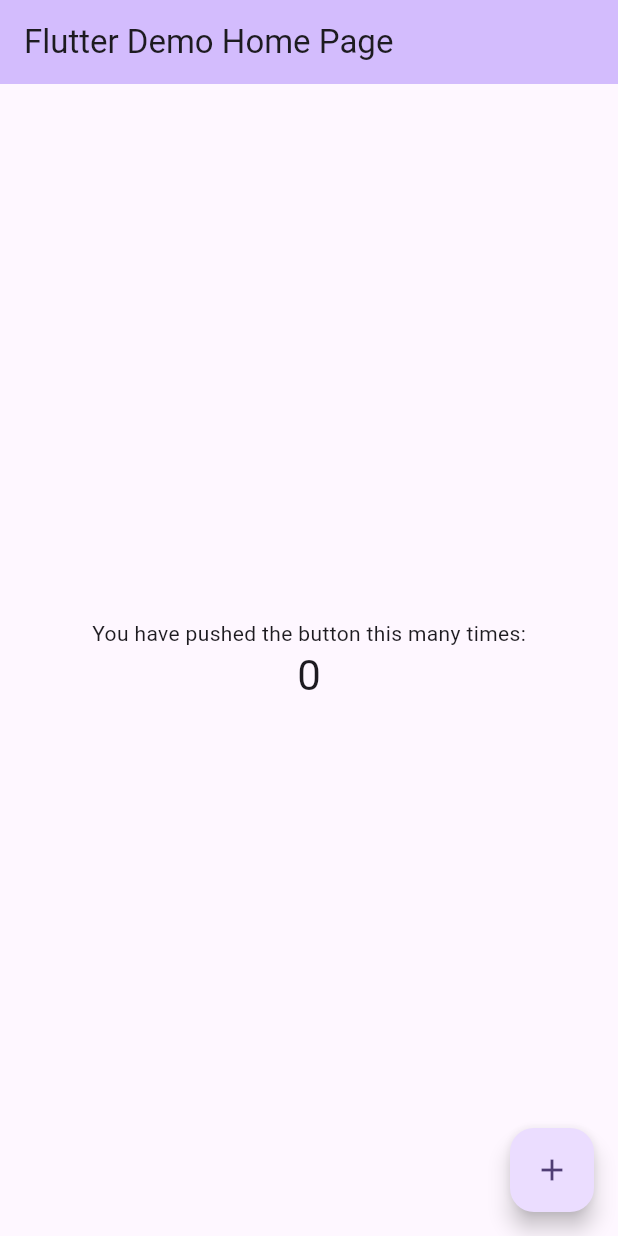
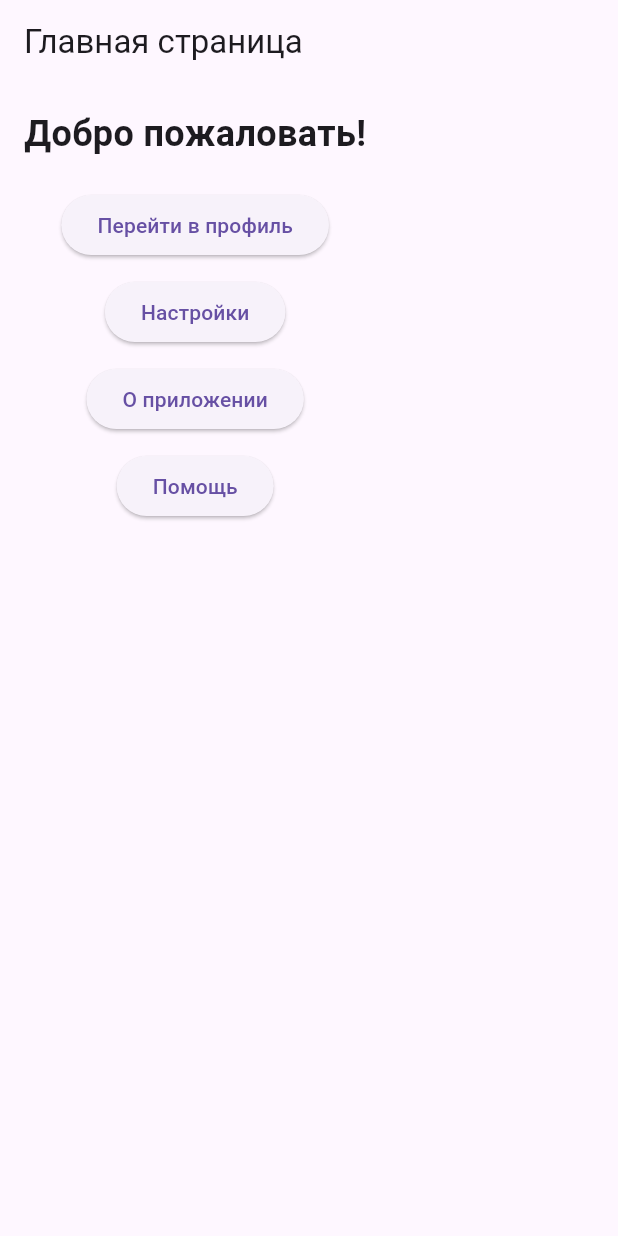
Before and after one commit to burenotti/mirea-crossplatform-2, a Flutter app: the screen it shows after launch, on a phone screen of 412 x 824 dp. Run offline on Flutter 3.47's test engine with Material 3 defaults, Android fonts, the phone set to English and light mode, and no system bars.

```diff
--- a/lib/main.dart
+++ b/lib/main.dart
@@ -1,4 +1,5 @@
 import 'package:flutter/material.dart';
+import 'screens/MainScreen.dart';
 
 void main() {
   runApp(const MyApp());
@@ -7,116 +8,13 @@ void main() {
 class MyApp extends StatelessWidget {
   const MyApp({super.key});
 
-  // This widget is the root of your application.
   @override
   Widget build(BuildContext context) {
     return MaterialApp(
-      title: 'Flutter Demo',
-      theme: ThemeData(
-        // This is the theme of your application.
-        //
-        // TRY THIS: Try running your application with "flutter run". You'll see
-        // the application has a purple toolbar. Then, without quitting the app,
-        // try changing the seedColor in the colorScheme below to Colors.green
-        // and then invoke "hot reload" (save your changes or press the "hot
-        // reload" button in a Flutter-supported IDE, or press "r" if you used
-        // the command line to start the app).
-        //
-        // Notice that the counter didn't reset back to zero; the application
-        // state is not lost during the reload. To reset the state, use hot
-        // restart instead.
-        //
-        // This works for code too, not just values: Most code changes can be
-        // tested with just a hot reload.
-        colorScheme: ColorScheme.fromSeed(seedColor: Colors.deepPurple),
-      ),
-      home: const MyHomePage(title: 'Flutter Demo Home Page'),
+      title: 'Практическая работа №3',
+      theme: ThemeData(primarySwatch: Colors.blue),
+      home: const Mainscreen(),
+      debugShowCheckedModeBanner: false,
     );
   }
 }
-
-class MyHomePage extends StatefulWidget {
-  const MyHomePage({super.key, required this.title});
-
-  // This widget is the home page of your application. It is stateful, meaning
-  // that it has a State object (defined below) that contains fields that affect
-  // how it looks.
-
-  // This class is the configuration for the state. It holds the values (in this
-  // case the title) provided by the parent (in this case the App widget) and
-  // used by the build method of the State. Fields in a Widget subclass are
-  // always marked "final".
-
-  final String title;
-
-  @override
-  State<MyHomePage> createState() => _MyHomePageState();
-}
-
-class _MyHomePageState extends State<MyHomePage> {
-  int _counter = 0;
-
-  void _incrementCounter() {
-    setState(() {
-      // This call to setState tells the Flutter framework that something has
-      // changed in this State, which causes it to rerun the build method below
-      // so that the display can reflect the updated values. If we changed
-      // _counter without calling setState(), then the build method would not be
-      // called again, and so nothing would appear to happen.
-      _counter++;
-    });
-  }
-
-  @override
-  Widget build(BuildContext context) {
-    // This method is rerun every time setState is called, for instance as done
-    // by the _incrementCounter method above.
-    //
-    // The Flutter framework has been optimized to make rerunning build methods
-    // fast, so that you can just rebuild anything that needs updating rather
-    // than having to individually change instances of widgets.
-    return Scaffold(
-      appBar: AppBar(
-        // TRY THIS: Try changing the color here to a specific color (to
-        // Colors.amber, perhaps?) and trigger a hot reload to see the AppBar
-        // change color while the other colors stay the same.
-        backgroundColor: Theme.of(context).colorScheme.inversePrimary,
-        // Here we take the value from the MyHomePage object that was created by
-        // the App.build method, and use it to set our appbar title.
-        title: Text(widget.title),
-      ),
-      body: Center(
-        // Center is a layout widget. It takes a single child and positions it
-        // in the middle of the parent.
-        child: Column(
-          // Column is also a layout widget. It takes a list of children and
-          // arranges them vertically. By default, it sizes itself to fit its
-          // children horizontally, and tries to be as tall as its parent.
-          //
-          // Column has various properties to control how it sizes itself and
-          // how it positions its children. Here we use mainAxisAlignment to
-          // center the children vertically; the main axis here is the vertical
-          // axis because Columns are vertical (the cross axis would be
-          // horizontal).
-          //
-          // TRY THIS: Invoke "debug painting" (choose the "Toggle Debug Paint"
-          // action in the IDE, or press "p" in the console), to see the
-          // wireframe for each widget.
-          mainAxisAlignment: MainAxisAlignment.center,
-          children: <Widget>[
-            const Text('You have pushed the button this many times:'),
-            Text(
-              '$_counter',
-              style: Theme.of(context).textTheme.headlineMedium,
-            ),
-          ],
-        ),
-      ),
-      floatingActionButton: FloatingActionButton(
-        onPressed: _incrementCounter,
-        tooltip: 'Increment',
-        child: const Icon(Icons.add),
-      ), // This trailing comma makes auto-formatting nicer for build methods.
-    );
-  }
-}
--- /dev/null
+++ b/lib/screens/MainScreen.dart
@@ -0,0 +1,68 @@
+import 'package:flutter/material.dart';
+import 'ProfileScreen.dart';
+import 'SettingsScreen.dart';
+import 'AboutScreen.dart';
+import 'HelpScreen.dart';
+
+class Mainscreen extends StatelessWidget {
+  const Mainscreen({super.key});
+
+  @override
+  Widget build(BuildContext context) {
+    return Scaffold(
+      appBar: AppBar(title: const Text('Главная страница')),
+      body: Padding(
+        padding: const EdgeInsets.all(16.0),
+        child: Column(
+          crossAxisAlignment: CrossAxisAlignment.center,
+          children: [
+            const Text(
+              'Добро пожаловать!',
+              style: TextStyle(fontSize: 24, fontWeight: FontWeight.bold),
+            ),
+            const SizedBox(height: 20),
+            ElevatedButton(
+              onPressed: () {
+                Navigator.push(
+                  context,
+                  MaterialPageRoute(builder: (_) => const ProfileScreen()),
+                );
+              },
+              child: const Text('Перейти в профиль'),
+            ),
+            const SizedBox(height: 10),
+            ElevatedButton(
+              onPressed: () {
+                Navigator.push(
+                  context,
+                  MaterialPageRoute(builder: (_) => const SettingsScreen()),
+                );
+              },
+              child: const Text('Настройки'),
+            ),
+            const SizedBox(height: 10),
+            ElevatedButton(
+              onPressed: () {
+                Navigator.push(
+                  context,
+                  MaterialPageRoute(builder: (_) => const AboutScreen()),
+                );
+              },
+              child: const Text('О приложении'),
+            ),
+            const SizedBox(height: 10),
+            ElevatedButton(
+              onPressed: () {
+                Navigator.push(
+                  context,
+                  MaterialPageRoute(builder: (_) => const HelpScreen()),
+                );
+              },
+              child: const Text('Помощь'),
+            ),
+          ],
+        ),
+      ),
+    );
+  }
+}
```
Also changed, not shown: lib/screens/AboutScreen.dart (added, +33 -0 lines), lib/screens/HelpScreen.dart (added, +46 -0 lines), lib/screens/ProfileScreen.dart (added, +72 -0 lines), lib/screens/SettingsScreen.dart (added, +38 -0 lines), lib/widgets/base_screen.dart (added, +39 -0 lines), report/imgs/Снимок экрана 2025-10-04 в 16.37.51.png (added), report/template/Times New Roman.ttf (added), report/template/logo_monochrome.png (added), 6 other files.
